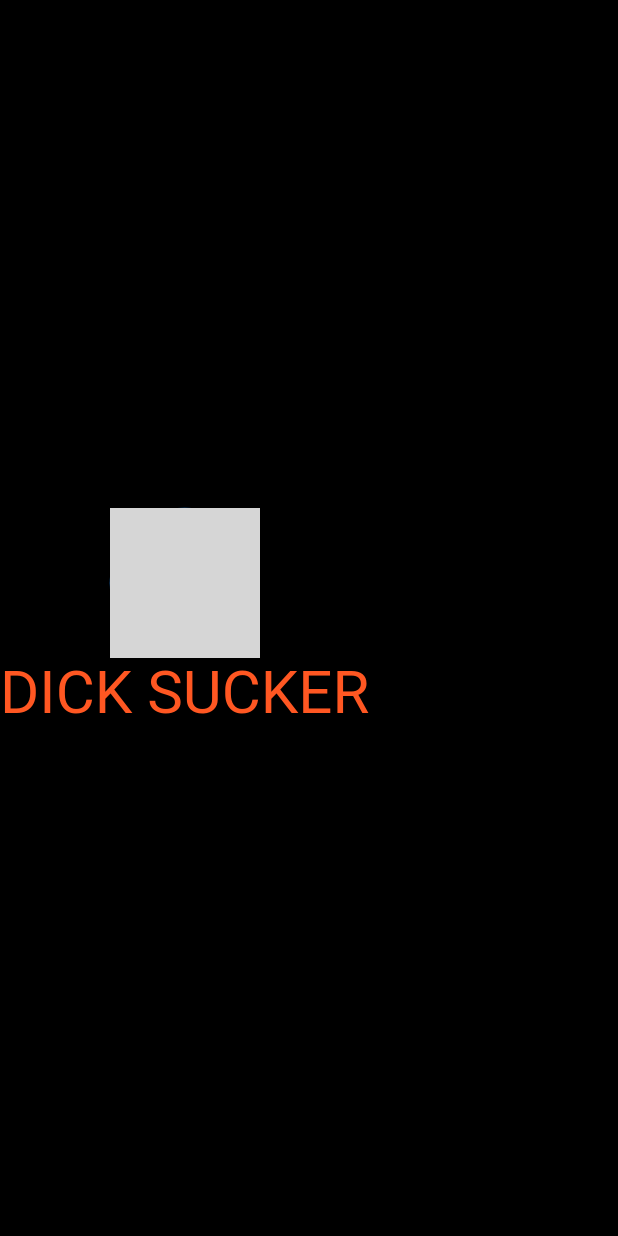
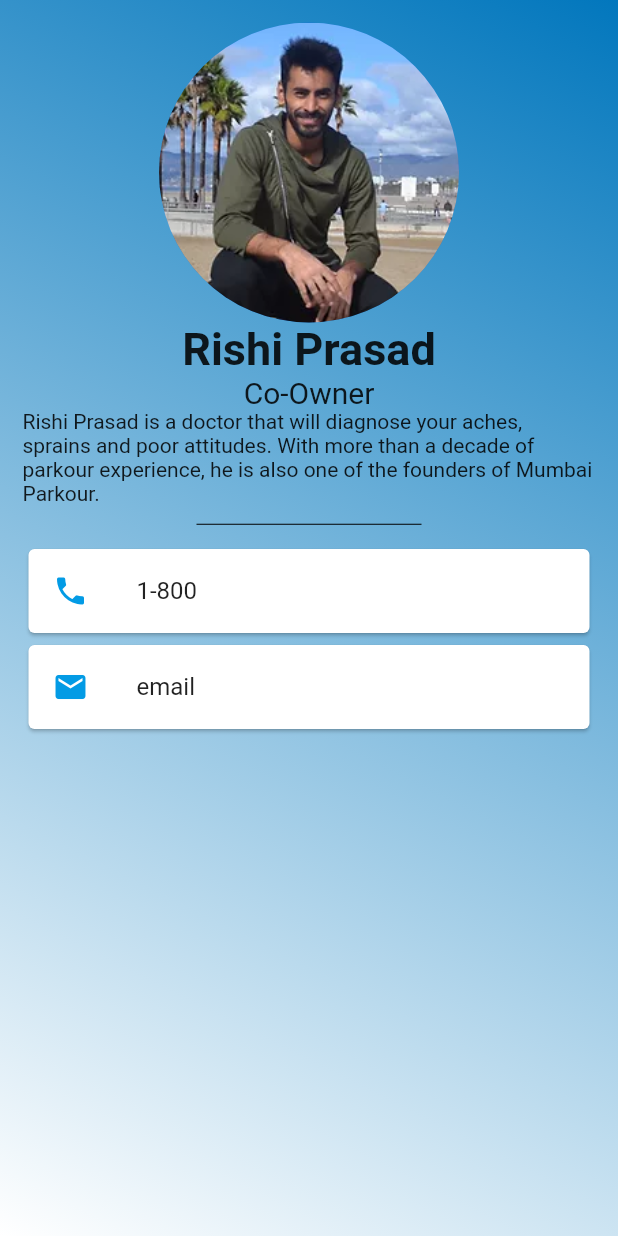
Before and after one commit to KnifeTaco/MMA, a Flutter app: the screen it shows after launch, on a phone screen of 412 x 824 dp. Run offline on Flutter 3.47's test engine with Material 2 defaults, Android fonts, the phone set to English and light mode, and no system bars; grey boxes are pictures that could not be loaded.

Commit message:
Add Contact Info

```diff
--- a/lib/main.dart
+++ b/lib/main.dart
@@ -9,39 +9,70 @@ class MyApp extends StatelessWidget {
   @override
   Widget build(BuildContext context) {
     return MaterialApp(
-        home: Scaffold(
-            backgroundColor: Colors.black,
-            body: SafeArea(
+      home: Scaffold(
+        body: SafeArea(
+          child: Container(
+            decoration: BoxDecoration(
+                gradient: LinearGradient(
+                    begin: Alignment.topRight,
+                    end: Alignment.bottomLeft,
+                    colors: [Colors.lightBlue[800], Colors.white])),
+            child: Center(
+              child: Padding(
+                padding: const EdgeInsets.all(15.0),
                 child: Column(
-                  mainAxisSize: MainAxisSize.max,
-                  mainAxisAlignment: MainAxisAlignment.center,
-                  crossAxisAlignment: CrossAxisAlignment.center,
-
-                  children: <Widget>[
+                  children: [
                     CircleAvatar(
-                        radius: 50.0,
-                        backgroundImage: AssetImage("images/Douche.jpg"),
+                      radius: 100.0,
+                      backgroundImage: AssetImage("images/rishi_prasad.webp"),
                     ),
                     Text(
-                        "DICK SUCKER",
-                        style: TextStyle(
-                          fontSize: (40),
-                          color: Colors.deepOrange,
+                      "Rishi Prasad",
+                      style: TextStyle(
+                        fontSize: 30.0,
+                        fontWeight: FontWeight.bold,
+                      ),
+                    ),
+                    Text(
+                      "Co-Owner",
+                      style: TextStyle(
+                        fontSize: 20.0,
+                      ),
+                    ),
+                    Text(
+                        "Rishi Prasad is a doctor that will diagnose your aches, sprains and poor attitudes. With more than a decade of parkour experience, he is also one of the founders of Mumbai Parkour."),
+                    SizedBox(
+                      height: 25.0,
+                      width: 150.0,
+                      child: Divider(
+                        color: Colors.black,
+                      ),
+                    ),
+                    Card(
+                      child: ListTile(
+                        leading: Icon(
+                          Icons.phone,
+                          color: Colors.lightBlue[600],
                         ),
+                        title: Text("1-800"),
+                      ),
+                    ),
+                    Card(
+                      child: ListTile(
+                        leading: Icon(
+                          Icons.mail,
+                          color: Colors.lightBlue[600],
+                        ),
+                        title: Text("email"),
+                      ),
                     ),
                   ],
                 ),
+              ),
             ),
+          ),
         ),
+      ),
     );
   }
 }
-
-/*
-Container(
-                       height: 100.0,
-                        width: 100.0,
-                        child: Image(image: AssetImage("images/Douche.jpg"),
-                        )
-                    ),
- */
```
Also changed, not shown: images/rishi_prasad.webp (added).
